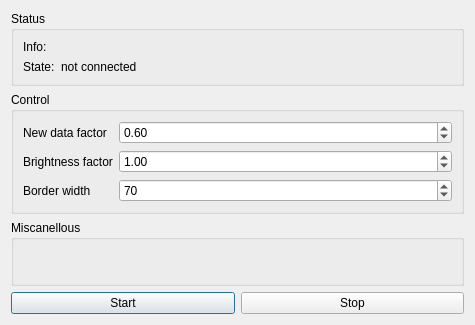
Qt form ambilight-gui/controldialog.ui (enra64/PalliLux) before a commit.
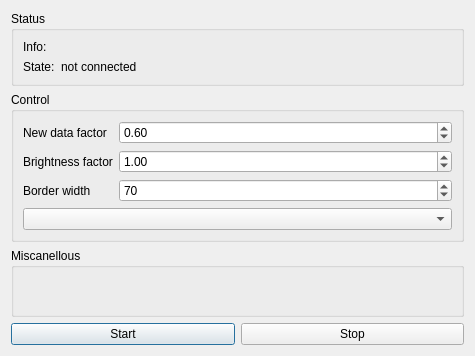
The same form after that commit.

Commit message: this is a huge commit: added -cimg+linux now working -cimg plugin that is capable of loading any order of bgra/bgr pixels to shared/non-shared images -cimg resize interpolation type combobox in controldialog for playing around with the interpolation type -capability to reach ~75 fps using cimg grid interpolation

The edit to the form file:
```diff
--- a/ambilight-gui/controldialog.ui
+++ b/ambilight-gui/controldialog.ui
@@ -7,7 +7,7 @@
     <x>0</x>
     <y>0</y>
     <width>475</width>
-    <height>325</height>
+    <height>356</height>
    </rect>
   </property>
   <property name="sizePolicy">
@@ -135,6 +135,9 @@
         </property>
        </widget>
       </item>
+      <item row="3" column="0" colspan="2">
+       <widget class="QComboBox" name="interpolationTypeComboBox"/>
+      </item>
      </layout>
     </widget>
    </item>
```
The commit also changes 21 other files.
